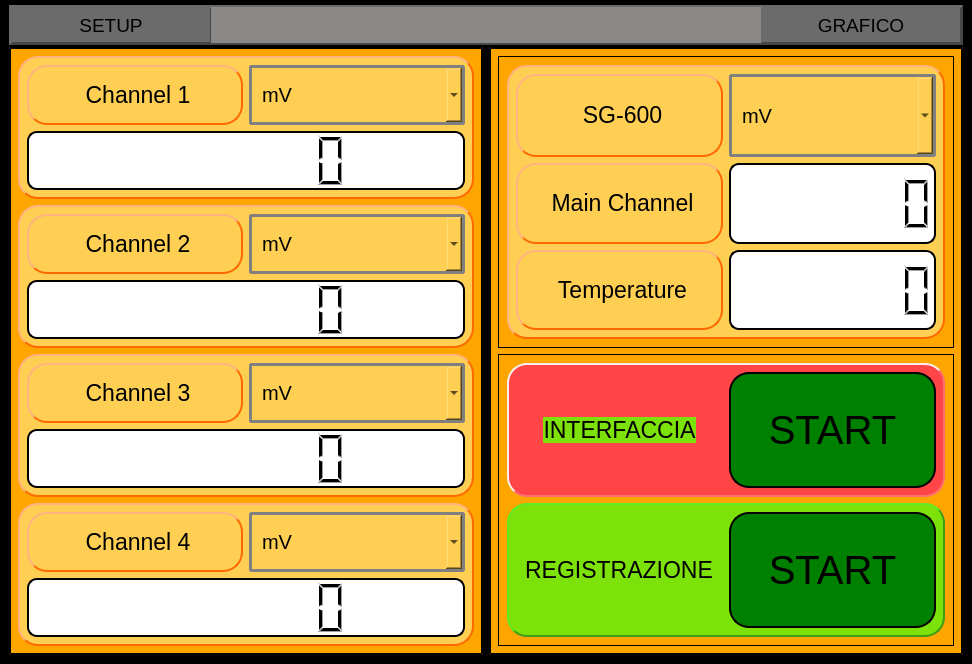
Above: Qt Creator/View_QT_HomePage.ui from Mixer97/tesi_triennale before the change. Below: the same form after it.
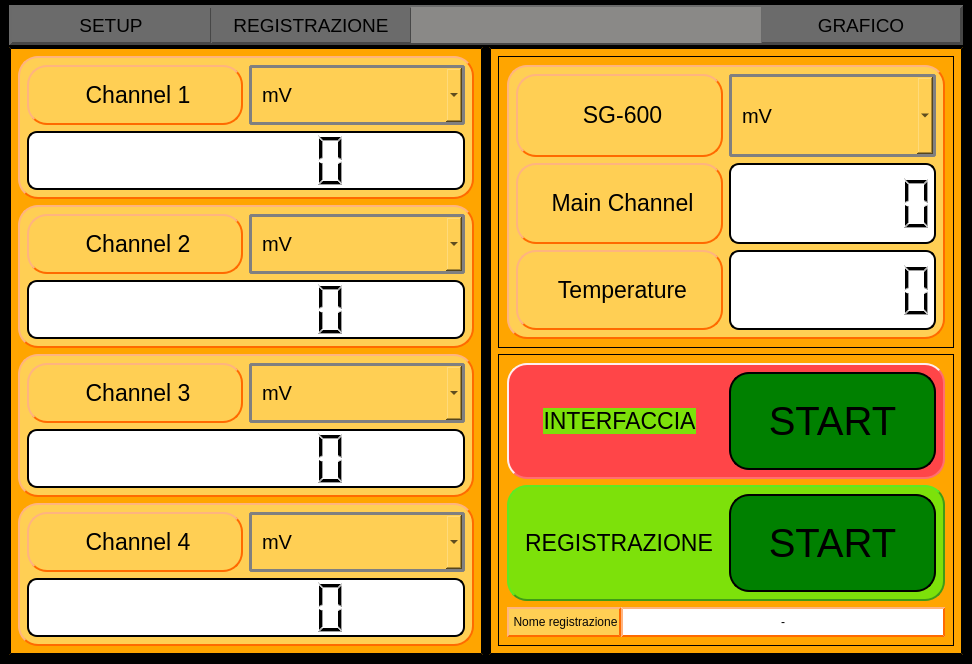
That is the form after the change.

Commit message: logger salva con scelta nome

The edit to the form file:
```diff
--- a/Qt Creator/View_QT_HomePage.ui
+++ b/Qt Creator/View_QT_HomePage.ui
@@ -176,6 +176,94 @@
                 </layout>
                </widget>
               </item>
+              <item row="2" column="0">
+               <widget class="QFrame" name="frame_3">
+                <property name="minimumSize">
+                 <size>
+                  <width>0</width>
+                  <height>30</height>
+                 </size>
+                </property>
+                <property name="maximumSize">
+                 <size>
+                  <width>16777215</width>
+                  <height>30</height>
+                 </size>
+                </property>
+                <property name="styleSheet">
+                 <string notr="true">border-width: 0px</string>
+                </property>
+                <property name="frameShape">
+                 <enum>QFrame::StyledPanel</enum>
+                </property>
+                <property name="frameShadow">
+                 <enum>QFrame::Raised</enum>
+                </property>
+                <layout class="QHBoxLayout" name="horizontalLayout">
+                 <property name="spacing">
+                  <number>0</number>
+                 </property>
+                 <property name="leftMargin">
+                  <number>0</number>
+                 </property>
+                 <property name="topMargin">
+                  <number>0</number>
+                 </property>
+                 <property name="rightMargin">
+                  <number>0</number>
+                 </property>
+                 <property name="bottomMargin">
+                  <number>0</number>
+                 </property>
+                 <item>
+                  <widget class="QLabel" name="label_nome_reg">
+                   <property name="sizePolicy">
+                    <sizepolicy hsizetype="Fixed" vsizetype="Preferred">
+                     <horstretch>0</horstretch>
+                     <verstretch>0</verstretch>
+                    </sizepolicy>
+                   </property>
+                   <property name="styleSheet">
+                    <string notr="true">QWidget {
+	background-color:rgb(255, 207, 84); 
+	border-style: outset;
+    border-width: 2px;
+    border-color: rgb(255, 106, 0);
+	border-radius: 20px;
+}
+QLabel{
+	color: rgb(0,0,0);
+}
+</string>
+                   </property>
+                   <property name="text">
+                    <string>&lt;html&gt;&lt;head/&gt;&lt;body&gt;&lt;p align=&quot;center&quot;&gt;&lt;span style=&quot; color:#060606;&quot;&gt;Nome registrazione&lt;/span&gt;&lt;/p&gt;&lt;/body&gt;&lt;/html&gt;</string>
+                   </property>
+                  </widget>
+                 </item>
+                 <item>
+                  <widget class="QLabel" name="label_nome_reg_display">
+                   <property name="styleSheet">
+                    <string notr="true">QWidget{
+	background-color:rgb(255, 255, 255); 
+	border-style: outset;
+    border-width: 2px;
+    border-color: rgb(255, 106, 0);
+	border-radius: 20;
+	color: rgb(0,0,0);
+}</string>
+                   </property>
+                   <property name="text">
+                    <string>-</string>
+                   </property>
+                   <property name="alignment">
+                    <set>Qt::AlignCenter</set>
+                   </property>
+                  </widget>
+                 </item>
+                </layout>
+               </widget>
+              </item>
               <item row="0" column="0">
                <widget class="QWidget" name="widget_sfond_interfaccia" native="true">
                 <property name="sizePolicy">
@@ -1292,6 +1380,49 @@
             </property>
            </widget>
           </item>
+          <item>
+           <widget class="QPushButton" name="pushButton_setup_registrazione">
+            <property name="sizePolicy">
+             <sizepolicy hsizetype="Minimum" vsizetype="Preferred">
+              <horstretch>0</horstretch>
+              <verstretch>0</verstretch>
+             </sizepolicy>
+            </property>
+            <property name="maximumSize">
+             <size>
+              <width>200</width>
+              <height>16777215</height>
+             </size>
+            </property>
+            <property name="font">
+             <font>
+              <pointsize>14</pointsize>
+              <italic>false</italic>
+              <bold>false</bold>
+              <strikeout>false</strikeout>
+             </font>
+            </property>
+            <property name="cursor">
+             <cursorShape>PointingHandCursor</cursorShape>
+            </property>
+            <property name="styleSheet">
+             <string notr="true">QPushButton{
+	border-width: 1px;
+	background-color:rgb(107, 107, 107);
+	color: rgb(0, 0, 0);
+}
+
+QPushButton::pressed{
+	border-width: 1px;
+	background-color:rgb(56, 56, 56);
+	color: rgb(0, 0, 0);
+}</string>
+            </property>
+            <property name="text">
+             <string>REGISTRAZIONE</string>
+            </property>
+           </widget>
+          </item>
           <item>
            <widget class="QFrame" name="frame_2">
             <property name="styleSheet">
```
The commit also changes 12 other files.
